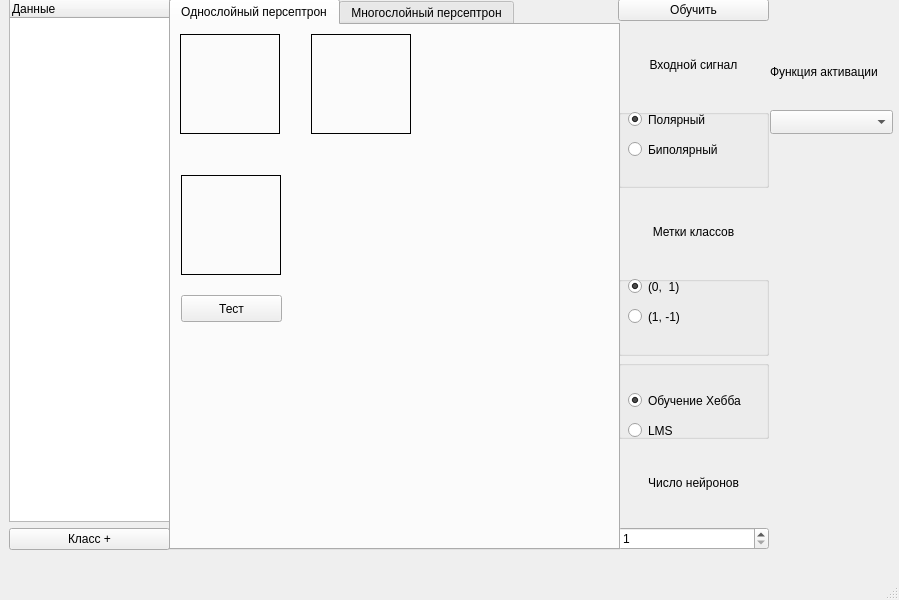
Above: View/view.ui from Alek-dr/NeuralNetworks before the change. Below: the same form after it.
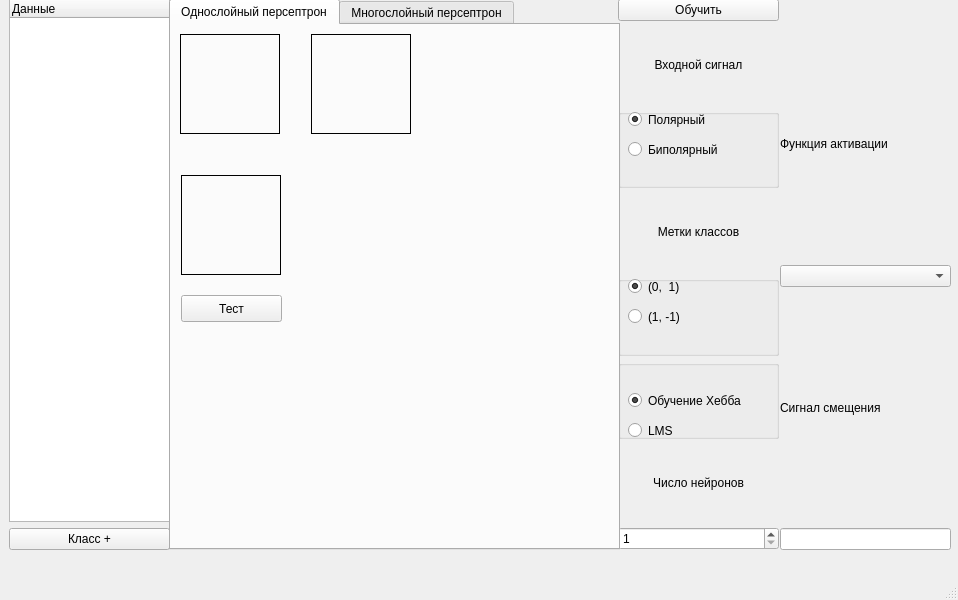
That is the form after the change.

What changed in the file:
```diff
--- a/View/view.ui
+++ b/View/view.ui
@@ -6,7 +6,7 @@
    <rect>
     <x>0</x>
     <y>0</y>
-    <width>899</width>
+    <width>958</width>
     <height>600</height>
    </rect>
   </property>
@@ -19,7 +19,7 @@
      <rect>
       <x>618</x>
       <y>-1</y>
-      <width>151</width>
+      <width>161</width>
       <height>551</height>
      </rect>
     </property>
@@ -357,36 +357,34 @@
    <widget class="QWidget" name="verticalLayoutWidget_3">
     <property name="geometry">
      <rect>
-      <x>770</x>
-      <y>20</y>
-      <width>125</width>
-      <height>46</height>
+      <x>780</x>
+      <y>29</y>
+      <width>171</width>
+      <height>521</height>
      </rect>
     </property>
-    <layout class="QGridLayout" name="gridLayout"/>
-   </widget>
-   <widget class="QComboBox" name="activation">
-    <property name="geometry">
-     <rect>
-      <x>770</x>
-      <y>110</y>
-      <width>123</width>
-      <height>24</height>
-     </rect>
-    </property>
-   </widget>
-   <widget class="QLabel" name="label_4">
-    <property name="geometry">
-     <rect>
-      <x>770</x>
-      <y>50</y>
-      <width>123</width>
-      <height>44</height>
-     </rect>
-    </property>
-    <property name="text">
-     <string>Функция активации</string>
-    </property>
+    <layout class="QVBoxLayout" name="verticalLayout_4">
+     <item>
+      <widget class="QLabel" name="label_4">
+       <property name="text">
+        <string>Функция активации</string>
+       </property>
+      </widget>
+     </item>
+     <item>
+      <widget class="QComboBox" name="activation"/>
+     </item>
+     <item>
+      <widget class="QLabel" name="label_5">
+       <property name="text">
+        <string>Сигнал смещения</string>
+       </property>
+      </widget>
+     </item>
+     <item>
+      <widget class="QLineEdit" name="bias"/>
+     </item>
+    </layout>
    </widget>
   </widget>
   <widget class="QMenuBar" name="menubar">
```
Left out of the diff: 4 changed lines with no effect on the pictures.
